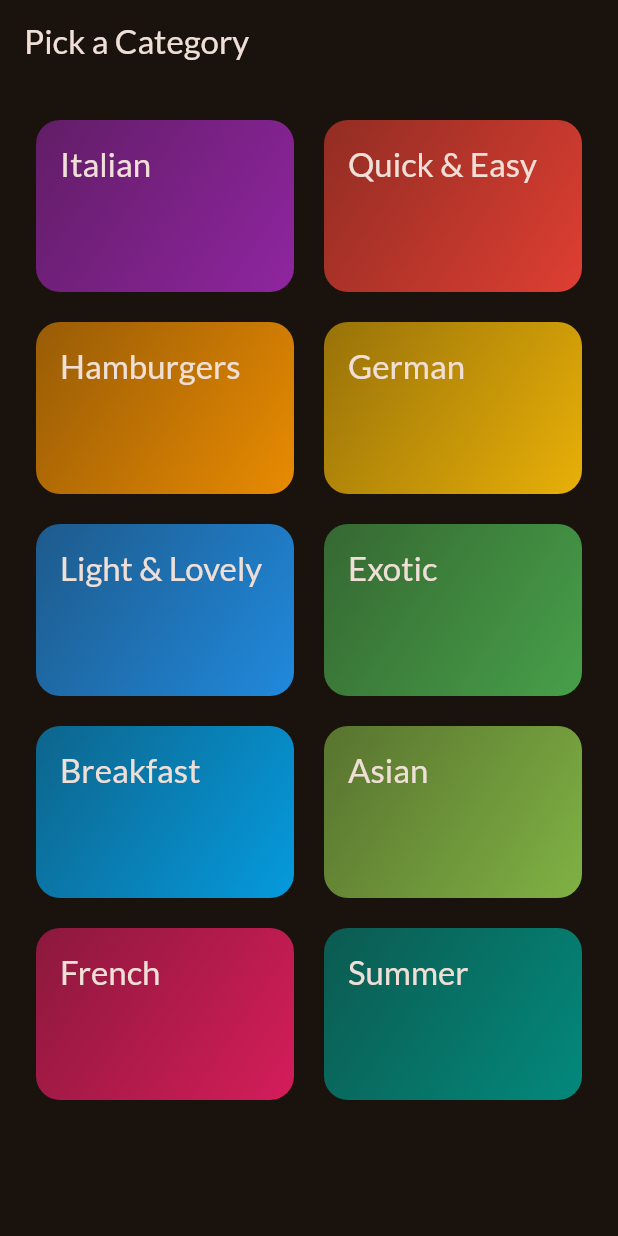
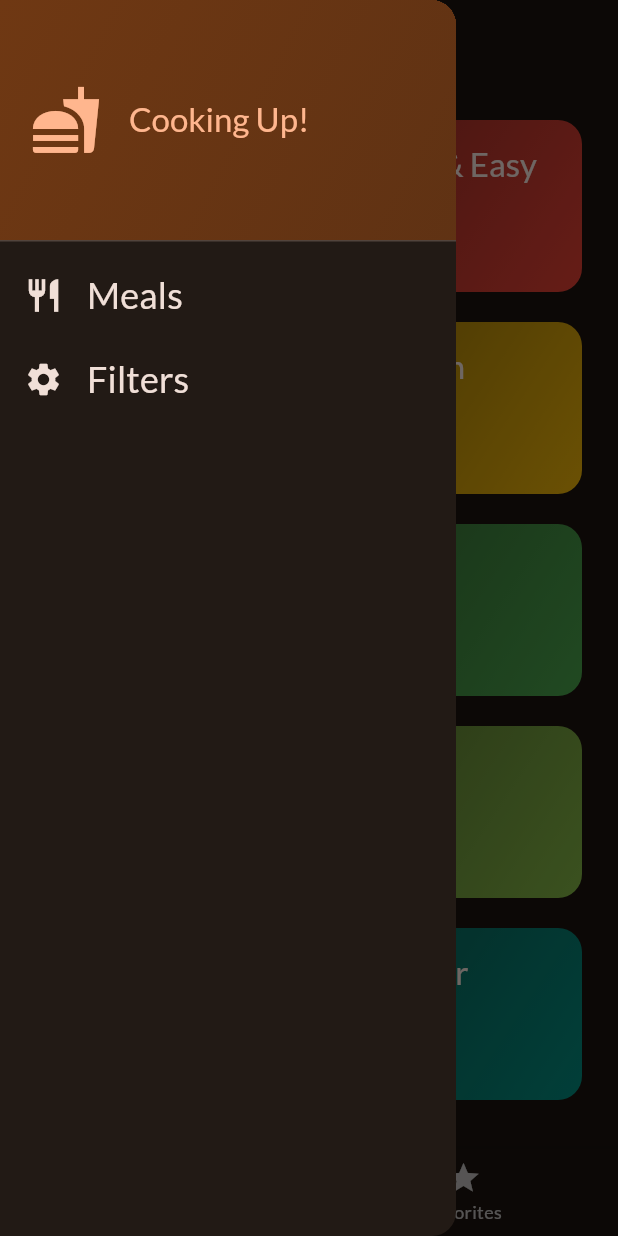
Before and after one commit to Mujjafar-Momin/meal_app, a Flutter app: the screen it shows after launch, with the side drawer open (before the commit the screen has no drawer), on a phone screen of 412 x 824 dp. Run offline on Flutter 3.47's test engine with Material 2 defaults, Android fonts, the phone set to English and light mode, and no system bars; our stand-ins replace google_fonts, transparent_image.

Commit message:
favoratesAndFilter

```diff
--- a/lib/main.dart
+++ b/lib/main.dart
@@ -1,7 +1,6 @@
 import 'package:flutter/material.dart';
 import 'package:google_fonts/google_fonts.dart';
-import 'package:meal_app/screens/categories.dart';
-
+import 'package:meal_app/screens/tabs.dart';
 
 final theme = ThemeData(
   useMaterial3: true,
@@ -22,9 +21,9 @@ class MyApp extends StatelessWidget {
   @override
   Widget build(BuildContext context) {
     return MaterialApp(
-        debugShowCheckedModeBanner:false,
-        theme: theme,
-        home:const CategoriesScreen(),
+      debugShowCheckedModeBanner: false,
+      theme: theme,
+      home: const TabScreen(),
     );
   }
 }
--- a/lib/screens/categories.dart
+++ b/lib/screens/categories.dart
@@ -1,11 +1,14 @@
 import 'package:flutter/material.dart';
 import 'package:meal_app/data/dummy_data.dart';
 import 'package:meal_app/model/category.dart';
+import 'package:meal_app/model/meal.dart';
 import 'package:meal_app/screens/meals.dart';
 import 'package:meal_app/widgets/category_grid_item.dart';
 
 class CategoriesScreen extends StatelessWidget {
-  const CategoriesScreen({Key? key}) : super(key: key);
+  const CategoriesScreen({Key? key, required this.onToggleFavorite})
+      : super(key: key);
+  final void Function(Meal meal) onToggleFavorite;
 
   void _selectedCategory(BuildContext context, Category category) {
     final filteredMeals = dummyMeals
@@ -15,6 +18,7 @@ class CategoriesScreen extends StatelessWidget {
     Navigator.of(context).push(
       MaterialPageRoute(
         builder: (ctx) => MealsScreen(
+          onToggleFavorite: onToggleFavorite,
           title: category.title,
           meals: filteredMeals,
         ),
@@ -24,11 +28,7 @@ class CategoriesScreen extends StatelessWidget {
 
   @override
   Widget build(BuildContext context) {
-    return Scaffold(
-      appBar: AppBar(
-        title: const Text("Pick a Category"),
-      ),
-      body: GridView(
+    return GridView(
       padding: const EdgeInsets.all(24),
       gridDelegate: const SliverGridDelegateWithFixedCrossAxisCount(
           crossAxisCount: 2,
@@ -44,7 +44,6 @@ class CategoriesScreen extends StatelessWidget {
             },
           )
       ],
-      ),
     );
   }
 }
--- /dev/null
+++ b/lib/screens/tabs.dart
@@ -0,0 +1,89 @@
+import 'package:flutter/material.dart';
+import 'package:meal_app/model/meal.dart';
+import 'package:meal_app/screens/categories.dart';
+import 'package:meal_app/screens/filter_screen.dart';
+import 'package:meal_app/screens/meals.dart';
+import 'package:meal_app/widgets/main_drawer.dart';
+
+class TabScreen extends StatefulWidget {
+  const TabScreen({Key? key}) : super(key: key);
+
+  @override
+  State<TabScreen> createState() => _TabScreenState();
+}
+
+class _TabScreenState extends State<TabScreen> {
+  int _selectedPageIndex = 0;
+  final List<Meal> _favoriteMeals = [];
+
+  void _showMessage(String message) {
+    ScaffoldMessenger.of(context).clearSnackBars();
+    ScaffoldMessenger.of(context).showSnackBar(
+      SnackBar(content: Text(message), duration: const Duration(seconds: 2)),
+    );
+  }
+
+  void _toggleMealsFavoriteStatus(Meal meal) {
+    final isExisting = _favoriteMeals.contains(meal);
+    if (isExisting) {
+      setState(() {
+        _favoriteMeals.remove(meal);
+        _showMessage('Meal is no longer favorite.');
+      });
+    } else {
+      setState(() {
+        _favoriteMeals.add(meal);
+        _showMessage('Meal is marked as favorite');
+      });
+    }
+  }
+
+  void _selectPage(int index) {
+    setState(() {
+      _selectedPageIndex = index;
+    });
+  }
+
+  void _setScreen(String identifier) {
+    if (identifier == 'filters') {
+      Navigator.of(context)
+          .push(MaterialPageRoute(builder: (ctx) => const FilterScreen()));
+    } else {
+      Navigator.of(context).pop();
+    }
+  }
+
+  @override
+  Widget build(BuildContext context) {
+    Widget activeScreen = CategoriesScreen(
+      onToggleFavorite: _toggleMealsFavoriteStatus,
+    );
+    var activeScreenTitle = "Categories";
+    if (_selectedPageIndex == 1) {
+      activeScreen = MealsScreen(
+        meals: _favoriteMeals,
+        onToggleFavorite: _toggleMealsFavoriteStatus,
+      );
+      activeScreenTitle = "Favorites";
+    }
+
+    return Scaffold(
+      appBar: AppBar(
+        title: Text(activeScreenTitle),
+      ),
+      bottomNavigationBar: BottomNavigationBar(
+        onTap: _selectPage,
+        currentIndex: _selectedPageIndex,
+        items: const [
+          BottomNavigationBarItem(
+              icon: Icon(Icons.set_meal), label: 'Categories'),
+          BottomNavigationBarItem(icon: Icon(Icons.star), label: 'Favorites'),
+        ],
+      ),
+      body: activeScreen,
+      drawer: MainDrawer(
+        onSelectScreen: _setScreen,
+      ),
+    );
+  }
+}
--- /dev/null
+++ b/lib/widgets/main_drawer.dart
@@ -0,0 +1,78 @@
+import 'package:flutter/material.dart';
+
+class MainDrawer extends StatelessWidget {
+  const MainDrawer({Key? key, required this.onSelectScreen}) : super(key: key);
+  final void Function(String identifier) onSelectScreen;
+
+  @override
+  Widget build(BuildContext context) {
+    return Drawer(
+      child: Column(
+        children: [
+          DrawerHeader(
+              padding: const EdgeInsets.all(20),
+              decoration: BoxDecoration(
+                gradient: LinearGradient(colors: [
+                  Theme.of(context).colorScheme.primaryContainer,
+                  Theme.of(context)
+                      .colorScheme
+                      .primaryContainer
+                      .withOpacity(0.8),
+                ], begin: Alignment.topLeft, end: Alignment.bottomRight),
+              ),
+              child: Row(
+                children: [
+                  Icon(
+                    Icons.fastfood,
+                    color: Theme.of(context).colorScheme.primary,
+                    size: 48,
+                  ),
+                  const SizedBox(width: 18),
+                  Text(
+                    "Cooking Up!",
+                    style: Theme.of(context)
+                        .textTheme
+                        .titleLarge!
+                        .copyWith(color: Theme.of(context).colorScheme.primary),
+                  )
+                ],
+              )),
+          ListTile(
+            leading: Icon(
+              Icons.restaurant,
+              size: 26,
+              color: Theme.of(context).colorScheme.onBackground,
+            ),
+            onTap: () {
+              onSelectScreen('meals');
+            },
+            title: Text(
+              'Meals',
+              style: Theme.of(context).textTheme.titleSmall!.copyWith(
+                    color: Theme.of(context).colorScheme.onBackground,
+                    fontSize: 24,
+                  ),
+            ),
+          ),
+          ListTile(
+            leading: Icon(
+              Icons.settings,
+              size: 26,
+              color: Theme.of(context).colorScheme.onBackground,
+            ),
+            onTap: () {
+              onSelectScreen('filters');
+            },
+            title: Text(
+              'Filters',
+              style: Theme.of(context).textTheme.titleSmall!.copyWith(
+                    color: Theme.of(context).colorScheme.onBackground,
+                    fontSize: 24,
+                  ),
+            ),
+          )
+        ],
+      ),
+    );
+  }
+}
```
Also changed, not shown: lib/screens/filter_screen.dart (added, +48 -0 lines), lib/screens/meal_details.dart (added, +87 -0 lines), lib/screens/meals.dart (+25 -3 lines), lib/widgets/meal_item.dart (+46 -5 lines), lib/widgets/meal_item_trait.dart (added, +17 -0 lines). Lines whose indentation alone changed are shown as unchanged.
